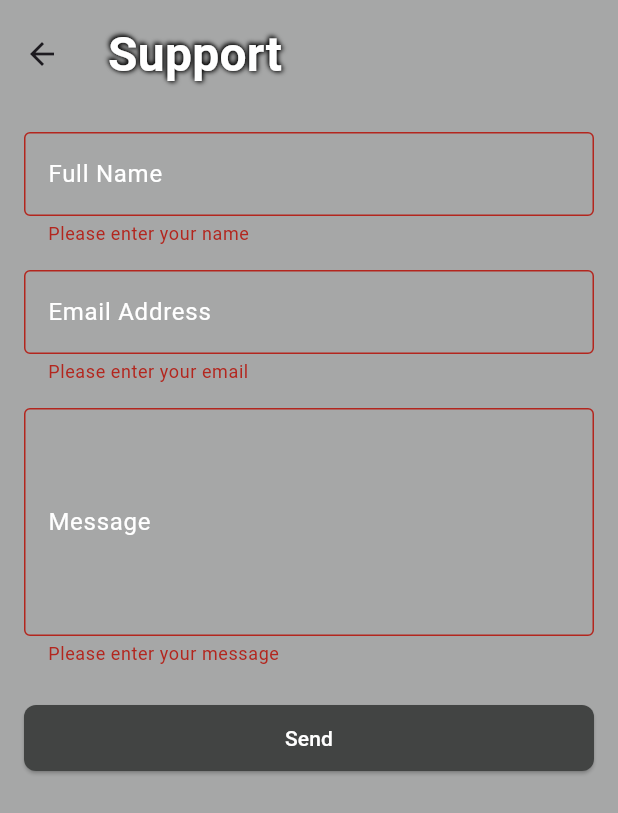
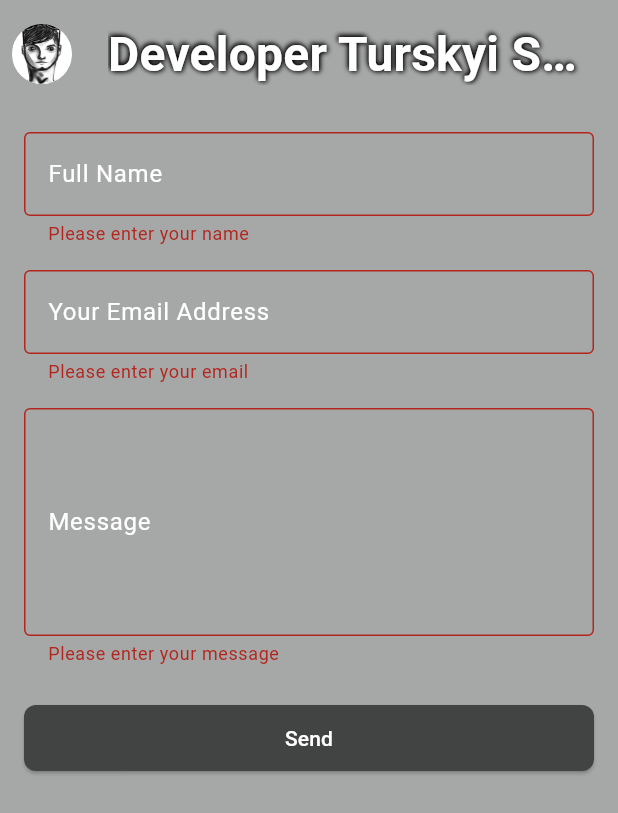
Before and after one commit to Turskyi/Turskyi-project, a Flutter app: the SupportPage screen opened by its route, after a tap on "Send", on a phone screen of 412 x 824 dp. Shown: the top 813 px of the screen. Run offline on Flutter 3.47's test engine with Material 3 defaults, Android fonts, the phone set to English and light mode, and no system bars; our stand-ins replace email_validator, flutter_svg, flutter_translate; missing offline and left inert: dart:html, dart:ui_web, resend.

Commit message:
:green_heart: add support page improvements
-   Add a logo image asset.
-   Update the support page app bar to include a logo and title.
-   Add a navigation button to return to the home page.
-   Update the label text in the email address field.

Signed-off-by: Dmytro Turskyi <dmytro.turskyi@gmail.com>

```diff
--- a/lib/view/pages/support/support_page.dart
+++ b/lib/view/pages/support/support_page.dart
@@ -4,6 +4,7 @@ import 'package:provider/provider.dart';
 import 'package:turskyi/presenter/support_form_presenter.dart';
 import 'package:turskyi/res/configs/configs.dart';
 import 'package:turskyi/res/values/dimens.dart';
+import 'package:turskyi/view/routes/app_route.dart';
 
 class SupportPage extends StatefulWidget {
   const SupportPage({super.key});
@@ -22,8 +23,25 @@ class _SupportPageState extends State<SupportPage> {
       child: Scaffold(
         backgroundColor: Configs.of(context).colors.background,
         appBar: AppBar(
+          leading: Padding(
+            padding: const EdgeInsets.all(8.0),
+            child: InkWell(
+              onTap: () => Navigator.of(context).popUntil(
+                ModalRoute.withName(AppRoute.home.path),
+              ),
+              borderRadius: BorderRadius.circular(100),
+              child: ClipOval(
+                child: CircleAvatar(
+                  radius: 25,
+                  backgroundImage: AssetImage(
+                    '${Configs.of(context).configs.imageAssents}logo.png',
+                  ),
+                ),
+              ),
+            ),
+          ),
           title: Text(
-            'Support',
+            'Developer Turskyi Support',
             style: TextStyle(
               color: Colors.white,
               fontSize: TextTheme.of(context).headlineLarge?.fontSize,
@@ -41,8 +59,11 @@ class _SupportPageState extends State<SupportPage> {
               maxWidth: 600,
             ),
             child: Consumer<SupportFormPresenter>(
-              builder:
-                  (BuildContext context, SupportFormPresenter presenter, _) {
+              builder: (
+                BuildContext context,
+                SupportFormPresenter presenter,
+                _,
+              ) {
                 return Form(
                   key: _formKey,
                   child: Column(
@@ -80,7 +101,7 @@ class _SupportPageState extends State<SupportPage> {
                       TextFormField(
                         style: const TextStyle(color: Colors.white),
                         decoration: const InputDecoration(
-                          labelText: 'Email Address',
+                          labelText: 'Your Email Address',
                           labelStyle: TextStyle(color: Colors.white),
                           hintStyle: TextStyle(color: Colors.white60),
                           border: OutlineInputBorder(
```
Also changed, not shown: assets/images/logo.png (added).
